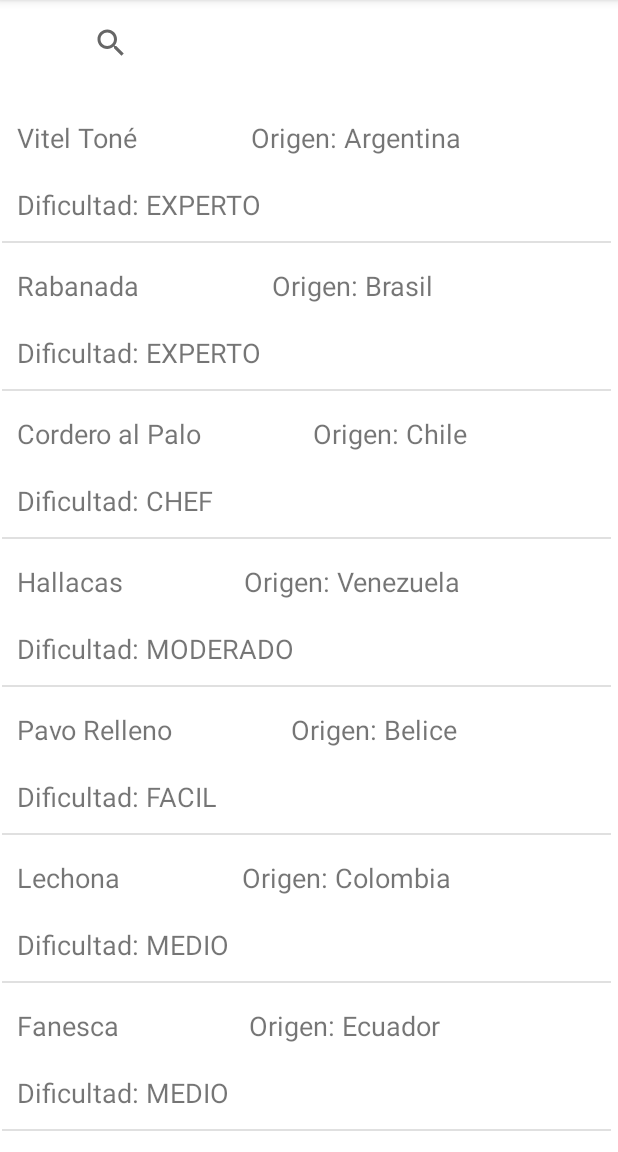
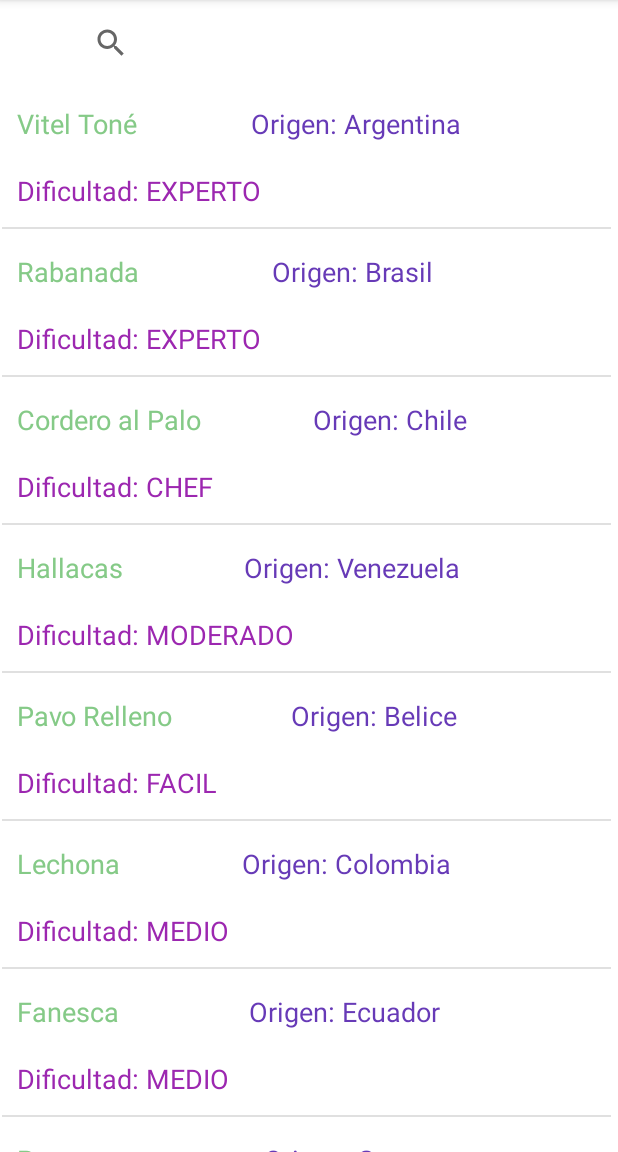
Before and after one commit to GuillermoGodoy05/GodoyGuillermoFinalTAP, an Android app: the screen it shows after launch (MainActivity), on a phone screen of 412 x 824 dp, the part 84-1236 px from its top. Run offline under Robolectric (Android 15) with nearby library versions, the phone set to English and light mode, and no system bars.

Commit message:
app Finalizada

```diff
--- a/app/src/main/java/com/matesdev/godoyguillermofinal/IngredientesActivity.kt
+++ b/app/src/main/java/com/matesdev/godoyguillermofinal/IngredientesActivity.kt
@@ -1,5 +1,6 @@
 package com.matesdev.godoyguillermofinal
 
+import android.annotation.SuppressLint
 import androidx.appcompat.app.AppCompatActivity
 import android.os.Bundle
 import android.widget.ImageView
@@ -13,6 +14,7 @@
 
     private lateinit var imageRecipe: ImageView
 
+    @SuppressLint("SetTextI18n")
     override fun onCreate(savedInstanceState: Bundle?) {
         super.onCreate(savedInstanceState)
         setContentView(R.layout.activity_ingredientes)
--- a/app/src/main/java/com/matesdev/godoyguillermofinal/MainActivity.kt
+++ b/app/src/main/java/com/matesdev/godoyguillermofinal/MainActivity.kt
@@ -62,9 +62,9 @@
         val imm = this.getSystemService(Context.INPUT_METHOD_SERVICE) as InputMethodManager
         var view: View? = this.currentFocus
         if (view == null) {
-            view = View(this);
+            view = View(this)
         }
-        imm.hideSoftInputFromWindow(view.windowToken, 0);
+        imm.hideSoftInputFromWindow(view.windowToken, 0)
     }
 
     override fun onQueryTextSubmit(RecipeQuery: String?): Boolean {
--- a/app/src/main/java/com/matesdev/godoyguillermofinal/RecetaAdapter.kt
+++ b/app/src/main/java/com/matesdev/godoyguillermofinal/RecetaAdapter.kt
@@ -4,13 +4,10 @@
 import android.view.LayoutInflater
 import android.view.View
 import android.view.ViewGroup
-import android.widget.ImageView
 import android.widget.TextView
 import androidx.recyclerview.widget.ListAdapter
 import androidx.recyclerview.widget.DiffUtil
 import androidx.recyclerview.widget.RecyclerView
-import com.bumptech.glide.Glide
-import com.squareup.picasso.Picasso
 
 class RecetaAdapter(val context: Context) : ListAdapter<Receta, RecetaAdapter.ViewHolder>(DiffCallBack) {
     lateinit var onItemClickListener: ((Receta) -> Unit)
--- a/app/src/main/res/layout/activity_main.xml
+++ b/app/src/main/res/layout/activity_main.xml
@@ -12,8 +12,10 @@
         android:layout_width="406dp"
         android:layout_height="wrap_content"
         android:layout_marginStart="1dp"
-        android:layout_marginTop="16dp"
+        android:layout_marginTop="80dp"
         android:layout_marginEnd="1dp"
+        android:layout_marginBottom="20dp"
+        app:layout_constraintBottom_toBottomOf="parent"
         app:layout_constraintEnd_toEndOf="parent"
         app:layout_constraintHorizontal_bias="0.0"
         app:layout_constraintStart_toStartOf="parent"
@@ -27,6 +29,7 @@
         android:layout_marginStart="16dp"
         android:layout_marginTop="10dp"
         android:layout_marginEnd="16dp"
+        android:queryHint="Buscar por país..."
         app:layout_constraintEnd_toEndOf="parent"
         app:layout_constraintStart_toStartOf="parent"
         app:layout_constraintTop_toTopOf="parent" />
--- a/app/src/main/res/layout/recetas_list.xml
+++ b/app/src/main/res/layout/recetas_list.xml
@@ -13,6 +13,7 @@
         android:layout_marginStart="10dp"
         android:layout_marginTop="16dp"
         android:text="Receta"
+        android:textColor="#85CA87"
         android:textSize="18sp"
         app:layout_constraintStart_toStartOf="parent"
         app:layout_constraintTop_toTopOf="parent"
@@ -25,6 +26,7 @@
         android:layout_marginStart="6dp"
         android:layout_marginTop="16dp"
         android:text="País"
+        android:textColor="#673AB7"
         android:textSize="18sp"
         app:layout_constraintEnd_toEndOf="parent"
         app:layout_constraintHorizontal_bias="0.413"
@@ -39,6 +41,7 @@
         android:layout_marginStart="10dp"
         android:layout_marginTop="20dp"
         android:text="Dificultad"
+        android:textColor="#9C27B0"
         android:textSize="18sp"
         app:layout_constraintStart_toStartOf="parent"
         app:layout_constraintTop_toBottomOf="@+id/tvNombreReceta"
```
